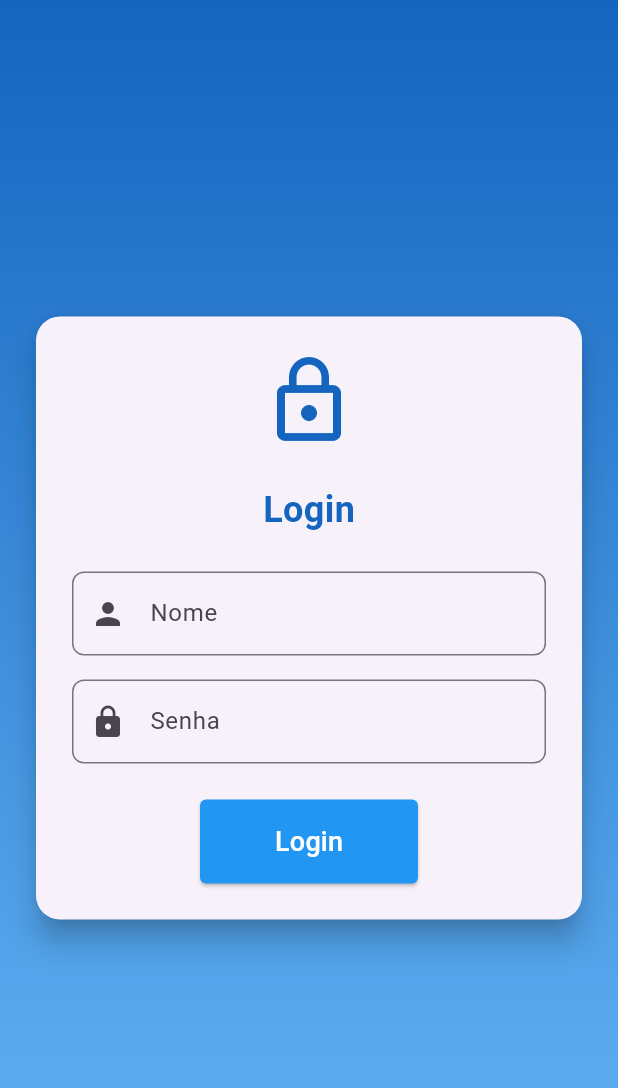
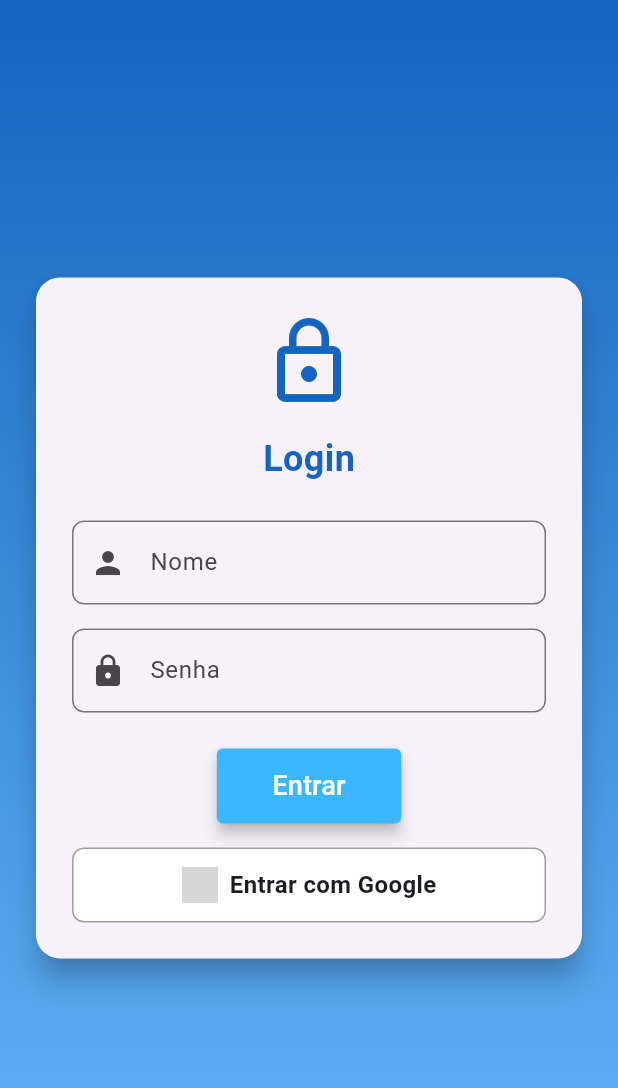
Before and after one commit to VictorKlitzke/pedidos-pecas, a Flutter app: the screen it shows after launch, on a phone screen of 412 x 824 dp. Shown: the top 1088 px of the screen. Run offline on Flutter 3.47's test engine with Material 3 defaults, Android fonts, the light colour scheme and no system bars; our stand-ins replace cookie_jar, dio, dio_cookie_manager, go_router; grey boxes are pictures that could not be loaded.

```diff
--- a/frontend/lib/data/feature/pages/login_page.dart
+++ b/frontend/lib/data/feature/pages/login_page.dart
@@ -1,7 +1,9 @@
 import 'package:flutter/material.dart';
 import 'package:go_router/go_router.dart';
 import 'package:pedidos_pecas/data/core/network/auth_network.dart';
+import 'package:pedidos_pecas/data/feature/widget/components/app_colors_components.dart';
 import 'package:pedidos_pecas/data/feature/widget/components/buttons/padrao_button.dart';
+// import 'package:google_sign_in/google_sign_in.dart';
 
 class LoginPage extends StatefulWidget {
   @override
@@ -13,25 +15,48 @@ class _LoginPageState extends State<LoginPage> {
   final _formKey = GlobalKey<FormState>();
   final usernameController = TextEditingController();
   final passwordController = TextEditingController();
-
   bool isLoading = false;
 
-  void PostLogin(BuildContext context) async {
+  void postLogin(BuildContext context) async {
     final username = usernameController.text;
     final password = passwordController.text;
 
-    try {
+    if (_formKey.currentState!.validate()) {
+      setState(() => isLoading = true);
 
-      bool success = await authNetwork.postLogin(username, password);
-
-      if (success) {
-        context.go('/homepage');
-      } else {}
-
-    } catch (error) {
-      print('Erro ao fazer login $error');
+      try {
+        bool success = await authNetwork.postLogin(username, password);
+        if (success) {
+          context.go('/homepage');
+        } else {
+          ScaffoldMessenger.of(context).showSnackBar(
+            SnackBar(content: Text('Falha no login. Verifique suas credenciais.')),
+          );
+        }
+      } catch (error) {
+        print('Erro ao fazer login: $error');
+        ScaffoldMessenger.of(context).showSnackBar(
+          SnackBar(content: Text('Erro ao fazer login. Tente novamente.')),
+        );
+      } finally {
+        setState(() => isLoading = false);
+      }
     }
   }
+
+  // Future<void> loginWithGoogle() async {
+  //   try {
+  //     final GoogleSignInAccount? googleUser = await GoogleSignIn().signIn();
+  //     if (googleUser != null) {
+  //       context.go('/homepage');
+  //     }
+  //   } catch (error) {
+  //     print('Erro ao fazer login com Google: $error');
+  //     ScaffoldMessenger.of(context).showSnackBar(
+  //       SnackBar(content: Text('Erro ao conectar com o Google.')),
+  //     );
+  //   }
+  // }
 
   @override
   Widget build(BuildContext context) {
@@ -64,7 +89,7 @@ class _LoginPageState extends State<LoginPage> {
                         size: 64.0,
                         color: Colors.blue.shade800,
                       ),
-                      SizedBox(height: 24.0),
+                      SizedBox(height: 16.0),
                       Text(
                         'Login',
                         style: TextStyle(
@@ -85,7 +110,7 @@ class _LoginPageState extends State<LoginPage> {
                         ),
                         validator: (value) {
                           if (value == null || value.isEmpty) {
-                            return 'Por favor, insira seu username';
+                            return 'Por favor, insira seu nome';
                           }
                           return null;
                         },
@@ -110,12 +135,42 @@ class _LoginPageState extends State<LoginPage> {
                       ),
                       SizedBox(height: 24.0),
                       PadraoButton(
-                        text: 'Login',
-                        onPressed: () {
-                          PostLogin(context);
-                        },
+                        onPressed: isLoading ? null : () => postLogin(context),
+                        text: 'Entrar',
                         textColor: Colors.white,
-                        backgroundColor: Colors.blue),
+                        backgroundColor: AppColorsComponents.primary,
+                        fontSize: 18,
+                        padding: EdgeInsets.symmetric(horizontal: 37, vertical: 12),
+                        textAlign: Alignment.center,
+                        isLoading: isLoading,
+                      ),
+                      SizedBox(height: 16.0),
+                      GestureDetector(
+                        // onTap: loginWithGoogle,
+                        child: Container(
+                          width: double.infinity,
+                          padding: EdgeInsets.symmetric(vertical: 12),
+                          decoration: BoxDecoration(
+                            color: Colors.white,
+                            borderRadius: BorderRadius.circular(8),
+                            border: Border.all(color: Colors.grey),
+                          ),
+                          child: Row(
+                            mainAxisAlignment: MainAxisAlignment.center,
+                            children: [
+                              Image.asset(
+                                'assets/google_logo.png',
+                                height: 24,
+                              ),
+                              SizedBox(width: 8),
+                              Text(
+                                'Entrar com Google',
+                                style: TextStyle(fontSize: 16, fontWeight: FontWeight.bold),
+                              ),
+                            ],
+                          ),
+                        ),
+                      ),
                     ],
                   ),
                 ),
--- /dev/null
+++ b/frontend/lib/data/feature/widget/components/app_colors_components.dart
@@ -0,0 +1,7 @@
+import 'package:flutter/material.dart';
+
+class AppColorsComponents {
+  static const primary = Color.fromARGB(255, 59, 183, 255);
+  static const secudary = Color.fromARGB(255, 255, 252, 59);
+  static const third = Color.fromARGB(255, 187, 197, 184);
+}
--- a/frontend/lib/data/feature/widget/components/buttons/padrao_button.dart
+++ b/frontend/lib/data/feature/widget/components/buttons/padrao_button.dart
@@ -1,33 +1,69 @@
 import 'package:flutter/material.dart';
 
-class PadraoButton extends StatelessWidget{
+class PadraoButton extends StatelessWidget {
+  final VoidCallback? onPressed;
   final String text;
-  final VoidCallback onPressed;
   final Color textColor;
   final Color backgroundColor;
+  final double fontSize;
+  final EdgeInsetsGeometry padding;
+  final Alignment textAlign;
+  final bool isLoading;
+  final double borderRadius;
+  final double elevation;
+  final IconData? icon;
 
-  PadraoButton({required this.text,
+  PadraoButton({
     required this.onPressed,
+    required this.text,
     required this.textColor,
     required this.backgroundColor,
-    super.key});
+    required this.fontSize,
+    required this.padding,
+    required this.textAlign,
+    this.isLoading = false,
+    this.borderRadius = 4.0,
+    this.elevation = 4.0,
+    this.icon,
+  });
 
+  @override
   Widget build(BuildContext context) {
-    return Center(
+    return Align(
+      alignment: textAlign,
       child: ElevatedButton(
-        onPressed: onPressed,
+        onPressed: isLoading ? null : onPressed,
         style: ElevatedButton.styleFrom(
           foregroundColor: textColor,
           backgroundColor: backgroundColor,
-          padding: EdgeInsets.symmetric(horizontal: 50, vertical: 15),
+          padding: padding,
+          elevation: elevation,
           shape: RoundedRectangleBorder(
-            borderRadius: BorderRadius.circular(4.0),
+            borderRadius: BorderRadius.circular(borderRadius),
           ),
         ),
-        child: Text(
-          text,
-          style: TextStyle(fontSize: 18)
-        ),
+        child: isLoading
+            ? SizedBox(
+                width: 24,
+                height: 24,
+                child: CircularProgressIndicator(
+                  color: textColor,
+                  strokeWidth: 3,
+                ),
+              )
+            : Row(
+                mainAxisSize: MainAxisSize.min,
+                children: [
+                  if (icon != null) ...[
+                    Icon(icon, color: textColor),
+                    SizedBox(width: 8),
+                  ],
+                  Text(
+                    text,
+                    style: TextStyle(fontSize: fontSize),
+                  ),
+                ],
+              ),
       ),
     );
   }
```
Also changed, not shown: 3 other files.
